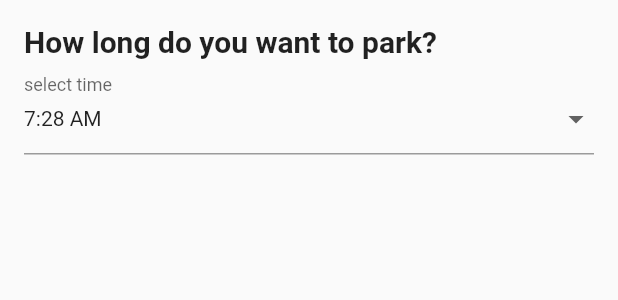
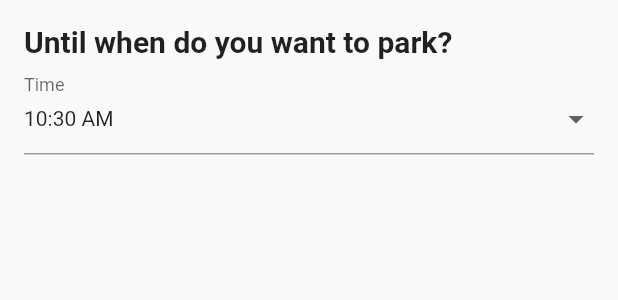
Before and after one commit to CreativeGuy2013/parkingpp, a Flutter app: the PurchaseSheet widget shown alone on an empty page, opened directly, on a phone screen of 412 x 824 dp. Shown: the top 300 px of the screen. Run offline on Flutter 3.47's test engine with Material 2 defaults, Android fonts, the phone set to English and light mode, and no system bars; our stand-ins replace google_maps_flutter, location.

Commit message:
changed some texts

```diff
--- a/lib/bottomsheet.dart
+++ b/lib/bottomsheet.dart
@@ -6,8 +6,7 @@ class PurchaseSheet extends StatefulWidget {
 }
 
 class PurchaseSheetState extends State<PurchaseSheet> {
-
-  TimeOfDay _toTime = const TimeOfDay(hour: 7, minute: 28);
+  TimeOfDay _toTime = TimeOfDay.now();
 
   @override
   Widget build(BuildContext context) {
@@ -16,7 +15,7 @@ class PurchaseSheetState extends State<PurchaseSheet> {
         padding: const EdgeInsets.all(16.0),
         child: ListView(
           children: <Widget>[
-            Text('How long do you want to park?',
+            Text('Until when do you want to park?',
               style: TextStyle(
                 fontWeight: FontWeight.bold,
                 fontSize: 20.00,
@@ -27,7 +26,7 @@ class PurchaseSheetState extends State<PurchaseSheet> {
               onTap: () { _selectTime(context); },
               child: InputDecorator(
                 decoration: InputDecoration(
-                  labelText: "select time",
+                  labelText: "Time",
                 ),
                 child: Row(
                   mainAxisAlignment: MainAxisAlignment.spaceBetween,
```
